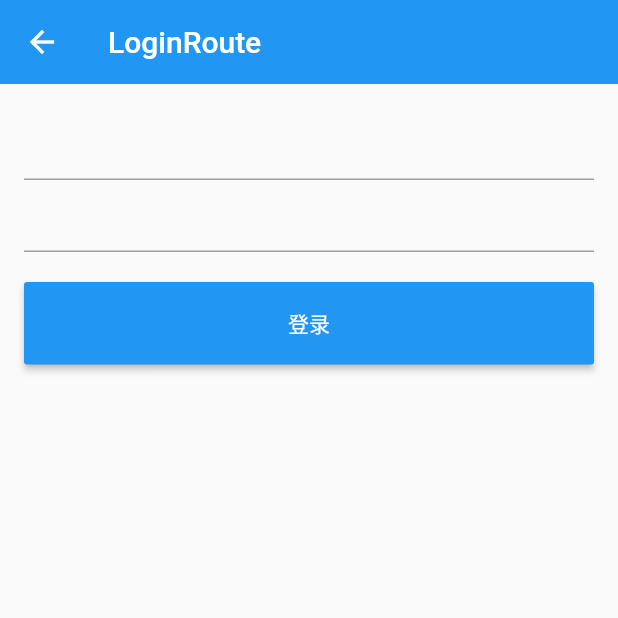
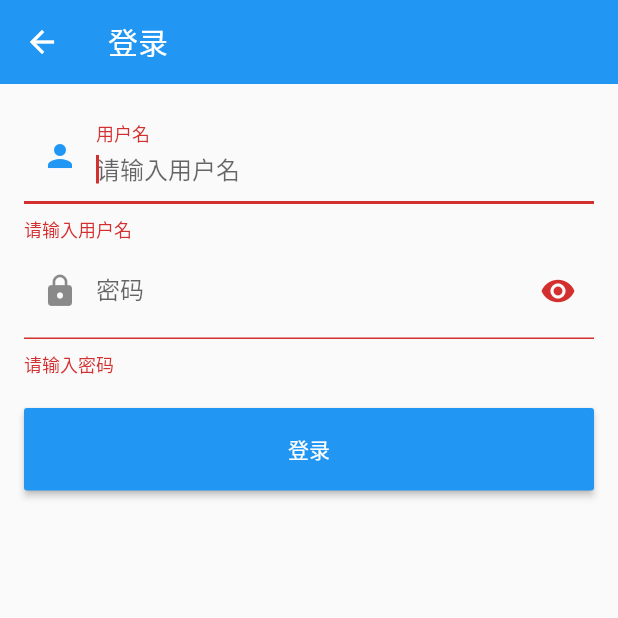
Before and after one commit to zhangjiang1203/flutter_github_pro, a Flutter app: the LoginRoute screen opened by its route, after a tap on "登录", on a phone screen of 412 x 824 dp, the top half of it. Run offline on Flutter 3.47's test engine with Material 2 defaults, Android fonts, the phone set to English and light mode, and no system bars; our stand-ins replace cached_network_image, dio, shared_preferences; missing offline and left inert: flukit; accounts and stored records are empty; generated files the repository leaves out were written again.

Commit message:
添加log输出，管理dialog，完善登录界面

```diff
--- a/assets/languages/i18n_en.json
+++ b/assets/languages/i18n_en.json
@@ -6,5 +6,7 @@
   "third_page":"third_page",
   "forth_page":"forth_page",
   "change_language":"change language",
-  "auto": "auto"
+  "auto": "auto",
+  "login_title": "登录"
+
 }
--- a/assets/languages/i18n_zh.json
+++ b/assets/languages/i18n_zh.json
@@ -6,5 +6,6 @@
   "third_page":"中心",
   "forth_page":"我的",
   "change_language":"更改语言",
-  "auto": "跟随系统"
+  "auto": "跟随系统",
+  "login_title": "登录"
 }
--- a/lib/common/CacheObject.dart
+++ b/lib/common/CacheObject.dart
@@ -7,7 +7,8 @@
 import 'package:dio/dio.dart';
 import 'package:fluttergithubpro/common/Global.dart';
 import 'dart:collection';
-import '../models/index.dart';
+import 'ZJLogTool.dart';
+
 /*
 dio包的option.extra是专门用于扩展请求参数的
 refresh	bool	如果为true，则本次请求不使用缓存，但新的请求结果依然会被缓存
@@ -46,6 +47,8 @@ class NetCache extends Interceptor {
   @override
   Future onRequest(RequestOptions options) async {
     // TODO: implement onRequest
+    zjPrint('''请求方式==${options.method}\n请求的url===${options.uri} \n请求参数===${options.queryParameters.toString()}
+        ''',StackTrace.current);
     //不需要缓存直接返回
     if(!Global.profile.cache.enable) return options;
 
--- a/lib/common/NetWorkRequest.dart
+++ b/lib/common/NetWorkRequest.dart
@@ -3,6 +3,8 @@
 * on 2020/5/7 4:42 PM
 * copyright on zhangjiang
 */
+
+import 'dart:math';
 
 import 'package:flutter/material.dart';
 import 'dart:async';
@@ -16,7 +18,7 @@ import 'Global.dart';
 class NetWorkRequest {
 
   //网络请求过程中可能会用到当前的context信息，比如在请求失败的时候，打开一个新的路由
-  NetWorkRequest([this.context]){
+  NetWorkRequest(this.context){
     _options = Options(extra: {"context":context});
   }
 
@@ -25,7 +27,7 @@ class NetWorkRequest {
 
   static Dio dio = new Dio(
     BaseOptions(
-      baseUrl: "https://api.github.com/",
+      baseUrl: "https://api.github.com",
       headers: {
         HttpHeaders.acceptHeader: "application/vnd.github.squirrel-girl-preview,"
         "application/vnd.github.symmetra-preview+json",
@@ -40,19 +42,19 @@ class NetWorkRequest {
     //调试模式下需要抓包测试，使用代理 禁用HTTPS证书校验
     if(!Global.isRelease){
       //设置代理
-      (dio.httpClientAdapter as DefaultHttpClientAdapter).onHttpClientCreate = (client){
-        client.findProxy = (uri){
-          return "PROXY 10.1.10.25:8888";
-        };
+//      (dio.httpClientAdapter as DefaultHttpClientAdapter).onHttpClientCreate = (client){
+//        client.findProxy = (uri){
+//          return "PROXY 10.1.10.25:8888";
+//        };
         //代理工具会提供一个抓包的自签名证书，会通不过证书校验，所以禁用证书校验
-        client.badCertificateCallback = (X509Certificate cert,String host,int port) => true;
-      };
+//        client.badCertificateCallback = (X509Certificate cert,String host,int port) => true;
+//      };
     }
   }
 
   //登录成功返回用户信息
   Future<User> login(String login,String pwd) async {
-    String basic = "Basic" + base64Encode(utf8.encode('$login:$pwd'));
+    String basic = "Basic" + base64.encode(utf8.encode('$login:$pwd'));
     //本接口禁用缓存
     var r = await dio.get("/users/$login",
           options: _options.merge(headers: {HttpHeaders.authorizationHeader:basic},
--- a/lib/common/Translations.dart
+++ b/lib/common/Translations.dart
@@ -71,6 +71,11 @@ class Translations {
   }
 
   get currentLanguage => locale.languageCode;
+
+  //获取title
+  get title => text("title");
+  get loginName => text("login_name");
+  get password  => text("password_text");
 }
 
 //遵循这两个代理
--- a/lib/common/index.dart
+++ b/lib/common/index.dart
@@ -14,3 +14,5 @@ export 'ZJAvatar.dart';
 export 'ZJColorsTool.dart';
 export 'ZJRegExpTool.dart';
 export 'ZJTextStyleTool.dart';
+export 'ZJShowDialogTool.dart';
+export 'ZJLogTool.dart';
--- a/lib/routes/LoginRoute.dart
+++ b/lib/routes/LoginRoute.dart
@@ -6,7 +6,9 @@
 
 import 'package:flutter/material.dart';
 import 'package:fluttergithubpro/common/index.dart';
+import 'package:provider/provider.dart';
 import '../common/index.dart';
+import '../models/index.dart';
 class LoginRoute extends StatefulWidget {
   LoginRoute({Key key}) : super(key: key);
 
@@ -15,24 +17,46 @@ class LoginRoute extends StatefulWidget {
 }
 
 class _LoginRoute extends State<LoginRoute> {
+  TextEditingController _nameController = new TextEditingController();
+  TextEditingController _passwordController = new TextEditingController();
+  bool isShowPWD = false;
+  bool _nameAutoFocus = true;
+  bool isClear = false;
+  //全局的key
+  GlobalKey _formKey = new GlobalKey<FormState>();
+
+  void _login() async{
+    //提交前验证数据
+    if((_formKey.currentState as FormState).validate()){
+      User user;
+      try{
+        user = await NetWorkRequest(context).login("896884553@qq.com", 'zj@901203');
+        print(user.login);
+        //保存信息
+        Provider.of<UserProvider>(context,listen: false).user = user;
+      }catch (e) {
+        if (e.response?.statusCode == 401){
+          ZJShowDialogTool.of(context).showToast("哈哈哈哈");
+        }
+      }finally{
+
+      }
+      if (user != null){
+        Navigator.of(context).pop();
+      }
+    }else{
+      //提示用户账号密码输入不合适
+    }
+  }
 
   @override
   Widget build(BuildContext context) {
 
-    TextEditingController _countController = new TextEditingController();
-    TextEditingController _passwordController = new TextEditingController();
-    bool isShowPWD = false;
-    bool _nameAutoFocus = true;
-    //全局的key
-    GlobalKey _formKey = new GlobalKey<FormState>();
-
-    void _login() async{
-      await NetWorkRequest().login('896884553@qq.com', "zj@901203").then((value) => print(value));
-    }
+    var locale = Translations.of(context);
 
     return Scaffold(
         appBar: AppBar(
-          title: Text("LoginRoute"),
+          title: Text(locale.text('login_title')),
         ),
         body: Padding(
           padding: const EdgeInsets.all(16),
@@ -42,8 +66,51 @@ class _LoginRoute extends State<LoginRoute> {
             child: Column(
               crossAxisAlignment: CrossAxisAlignment.start,
               children: <Widget>[
-                TextFormField(),
-                TextFormField(),
+                TextFormField(
+                  autofocus: _nameAutoFocus,
+                  controller: _nameController,
+                  decoration: InputDecoration(
+                    labelText: "用户名",
+                    hintText: "请输入用户名",
+                    prefixIcon: Icon(Icons.person),
+                    suffixIcon: isClear ?  IconButton(
+                      icon: Icon(Icons.clear),
+                      onPressed: (){
+                        setState(() {
+                          _nameController.text = "";
+                        });
+                      },
+                    ) : null,
+                  ),
+                  onChanged: (e){
+                    zjPrint("开始变化$e",StackTrace.current);
+                    setState(() {
+                      isClear = e.length > 0;
+                    });
+                  },
+                  ///校验用户名
+                  validator: (v){
+                    return v.trim().isNotEmpty ? null : "请输入用户名";
+                  },
+                ),
+                TextFormField(
+                  autofocus: !_nameAutoFocus,
+                  controller: _passwordController,
+                  decoration: InputDecoration(
+                    labelText: "密码",
+                    hintText: "请输入密码",
+                    prefixIcon: Icon(Icons.lock),
+                    //密码是否可见
+                    suffixIcon: IconButton(
+                      icon: Icon(isShowPWD ? Icons.visibility_off : Icons.visibility),
+                      onPressed: ()=> setState(()=> isShowPWD = !isShowPWD),
+                    ),
+                  ),
+                  obscureText: !isShowPWD,
+                  validator: (v){
+                    return v.trim().isNotEmpty ? null : "请输入密码";
+                  },
+                ),
                 Padding(
                   padding: const EdgeInsets.only(top: 20),
                   child: ConstrainedBox(
@@ -56,7 +123,6 @@ class _LoginRoute extends State<LoginRoute> {
                     ),
                   )
                 )
-
               ],
             ),
           ),
```
Also changed, not shown: lib/common/ZJLogTool.dart (added, +39 -0 lines), lib/common/ZJShowDialogTool.dart (added, +64 -0 lines), 1 other file.
